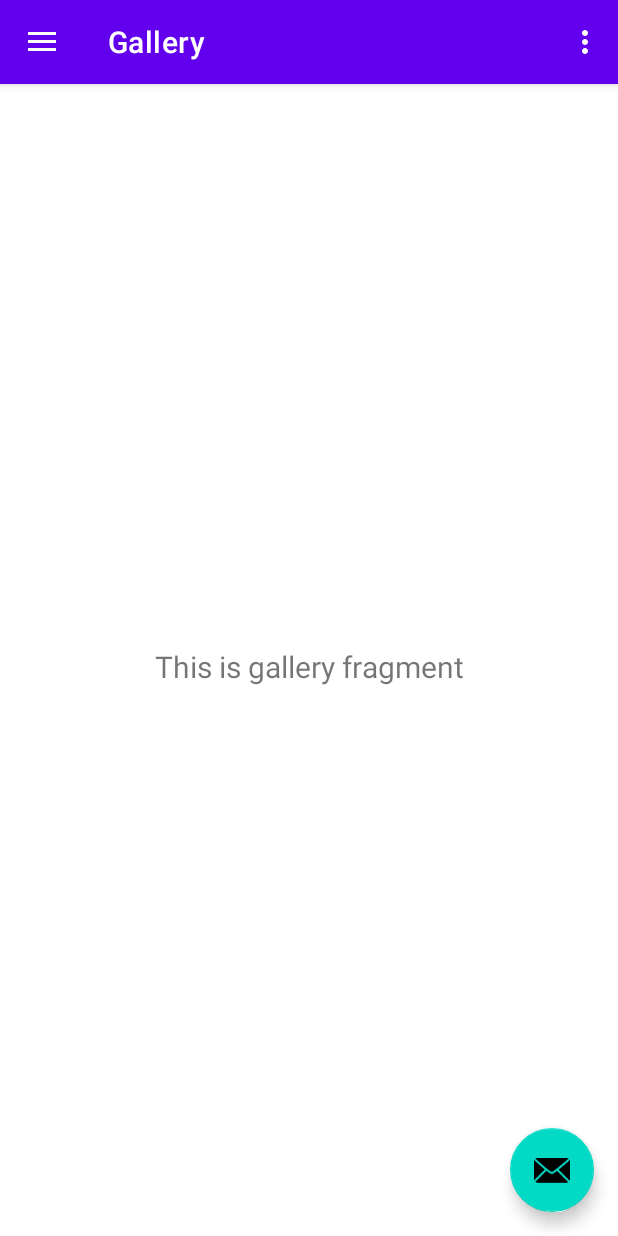
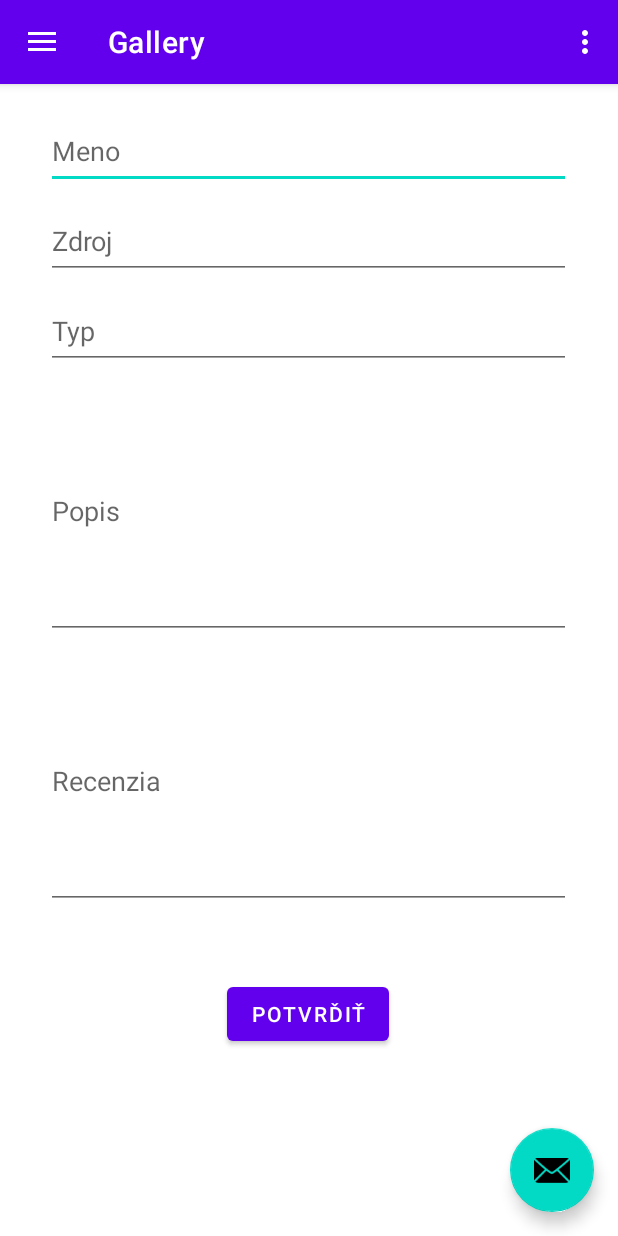
Before and after one commit to b3lix/ITU-cogniteam, an Android app: the screen it shows after launch (MainActivity), in the side drawer, after a tap on "Gallery", on a phone screen of 412 x 824 dp. Run offline under Robolectric (Android 15) with nearby library versions, the phone set to English and light mode, and no system bars; our stand-ins replace Volley, navigation-ui; network calls fail.

Commit message:
Add new layout for form with food details adding

```diff
--- a/frontend-android/app/src/main/java/com/app/itu/ui/gallery/GalleryFragment.java
+++ b/frontend-android/app/src/main/java/com/app/itu/ui/gallery/GalleryFragment.java
@@ -28,7 +28,7 @@ public class GalleryFragment extends Fragment {
         binding = FragmentGalleryBinding.inflate(inflater, container, false);
         View root = binding.getRoot();
 
-        final TextView textView = binding.textGallery;
+        final TextView textView = binding.editTextTextFoodName;
         galleryViewModel.getText().observe(getViewLifecycleOwner(), new Observer<String>() {
             @Override
             public void onChanged(@Nullable String s) {
--- a/frontend-android/app/src/main/java/com/app/itu/ui/gallery/GalleryViewModel.java
+++ b/frontend-android/app/src/main/java/com/app/itu/ui/gallery/GalleryViewModel.java
@@ -10,7 +10,7 @@ public class GalleryViewModel extends ViewModel {
 
     public GalleryViewModel() {
         mText = new MutableLiveData<>();
-        mText.setValue("This is gallery fragment");
+        mText.setValue("");
     }
 
     public LiveData<String> getText() {
--- a/frontend-android/app/src/main/java/com/app/itu/ui/home/HomeFragment.java
+++ b/frontend-android/app/src/main/java/com/app/itu/ui/home/HomeFragment.java
@@ -1,5 +1,6 @@
 package com.app.itu.ui.home;
 
+import android.content.Intent;
 import android.os.Bundle;
 import android.view.LayoutInflater;
 import android.view.View;
@@ -99,6 +100,10 @@ public class HomeFragment extends Fragment {
         binding.imageButton.setOnClickListener(new View.OnClickListener() {
             @Override
             public void onClick(View view) {
+//                Intent myIntent = new Intent(MainActivity.this, LoginActivity.class);
+//                Intent myIntent = new Intent(, HomeFragment.class);
+//                HomeFragment.this.startActivity(myIntent);
+
                 String name = "TestOnClick";
 
                 Singleton.getInstance().setUrlOperation("/auth/login");
--- a/frontend-android/app/src/main/res/layout/activity_login.xml
+++ b/frontend-android/app/src/main/res/layout/activity_login.xml
@@ -10,13 +10,14 @@
         android:id="@+id/editTextTextPersonName"
         android:layout_width="wrap_content"
         android:layout_height="wrap_content"
+        android:layout_marginTop="150dp"
         android:ems="10"
         android:hint="Name"
         android:inputType="textPersonName"
         app:layout_constraintEnd_toEndOf="parent"
         app:layout_constraintHorizontal_bias="0.497"
         app:layout_constraintStart_toStartOf="parent"
-        tools:layout_editor_absoluteY="139dp" />
+        app:layout_constraintTop_toTopOf="parent" />
 
     <EditText
         android:id="@+id/editTextTextPassword"
--- a/frontend-android/app/src/main/res/layout/fragment_gallery.xml
+++ b/frontend-android/app/src/main/res/layout/fragment_gallery.xml
@@ -2,21 +2,79 @@
 <androidx.constraintlayout.widget.ConstraintLayout xmlns:android="http://schemas.android.com/apk/res/android"
     xmlns:app="http://schemas.android.com/apk/res-auto"
     xmlns:tools="http://schemas.android.com/tools"
+    android:id="@+id/toolbarForm"
     android:layout_width="match_parent"
-    android:layout_height="match_parent"
-    tools:context=".ui.gallery.GalleryFragment">
+    android:layout_height="match_parent">
 
-    <TextView
-        android:id="@+id/text_gallery"
-        android:layout_width="match_parent"
+    <EditText
+        android:id="@+id/editTextTextFoodName"
+        android:layout_width="350dp"
+        android:layout_height="50dp"
+        android:layout_marginTop="20dp"
+        android:ems="10"
+        android:hint="Meno"
+        app:layout_constraintEnd_toEndOf="parent"
+        app:layout_constraintHorizontal_bias="0.493"
+        app:layout_constraintStart_toStartOf="parent"
+        app:layout_constraintTop_toTopOf="parent" />
+
+    <EditText
+        android:id="@+id/editTextTextFoodSource"
+        android:layout_width="350dp"
+        android:layout_height="50dp"
+        android:layout_marginTop="10dp"
+        android:ems="10"
+        android:hint="Zdroj"
+        app:layout_constraintEnd_toEndOf="parent"
+        app:layout_constraintHorizontal_bias="0.493"
+        app:layout_constraintStart_toStartOf="parent"
+        app:layout_constraintTop_toBottomOf="@+id/editTextTextFoodName" />
+
+    <EditText
+        android:id="@+id/editTextTextFoodType"
+        android:layout_width="350dp"
+        android:layout_height="50dp"
+        android:layout_marginTop="10dp"
+        android:ems="10"
+        android:hint="Typ"
+        app:layout_constraintEnd_toEndOf="parent"
+        app:layout_constraintHorizontal_bias="0.493"
+        app:layout_constraintStart_toStartOf="parent"
+        app:layout_constraintTop_toBottomOf="@+id/editTextTextFoodSource" />
+
+    <EditText
+        android:id="@+id/editTextTextFoodDescription"
+        android:layout_width="350dp"
+        android:layout_height="170dp"
+        android:layout_marginTop="10dp"
+        android:ems="10"
+        android:hint="Popis"
+        app:layout_constraintEnd_toEndOf="parent"
+        app:layout_constraintHorizontal_bias="0.493"
+        app:layout_constraintStart_toStartOf="parent"
+        app:layout_constraintTop_toBottomOf="@+id/editTextTextFoodType" />
+
+    <EditText
+        android:id="@+id/editTextTextFoodReview"
+        android:layout_width="350dp"
+        android:layout_height="170dp"
+        android:layout_marginTop="10dp"
+        android:ems="10"
+        android:hint="Recenzia"
+        app:layout_constraintEnd_toEndOf="parent"
+        app:layout_constraintHorizontal_bias="0.493"
+        app:layout_constraintStart_toStartOf="parent"
+        app:layout_constraintTop_toBottomOf="@+id/editTextTextFoodDescription" />
+
+    <Button
+        android:id="@+id/activityButtonSubmit"
+        android:layout_width="wrap_content"
         android:layout_height="wrap_content"
-        android:layout_marginStart="8dp"
-        android:layout_marginTop="8dp"
-        android:layout_marginEnd="8dp"
-        android:textAlignment="center"
-        android:textSize="20sp"
+        android:text="Potvrďiť"
         app:layout_constraintBottom_toBottomOf="parent"
         app:layout_constraintEnd_toEndOf="parent"
+        app:layout_constraintHorizontal_bias="0.498"
         app:layout_constraintStart_toStartOf="parent"
-        app:layout_constraintTop_toTopOf="parent" />
+        app:layout_constraintTop_toBottomOf="@+id/editTextTextFoodReview"
+        app:layout_constraintVertical_bias="0.27" />
 </androidx.constraintlayout.widget.ConstraintLayout>
```
